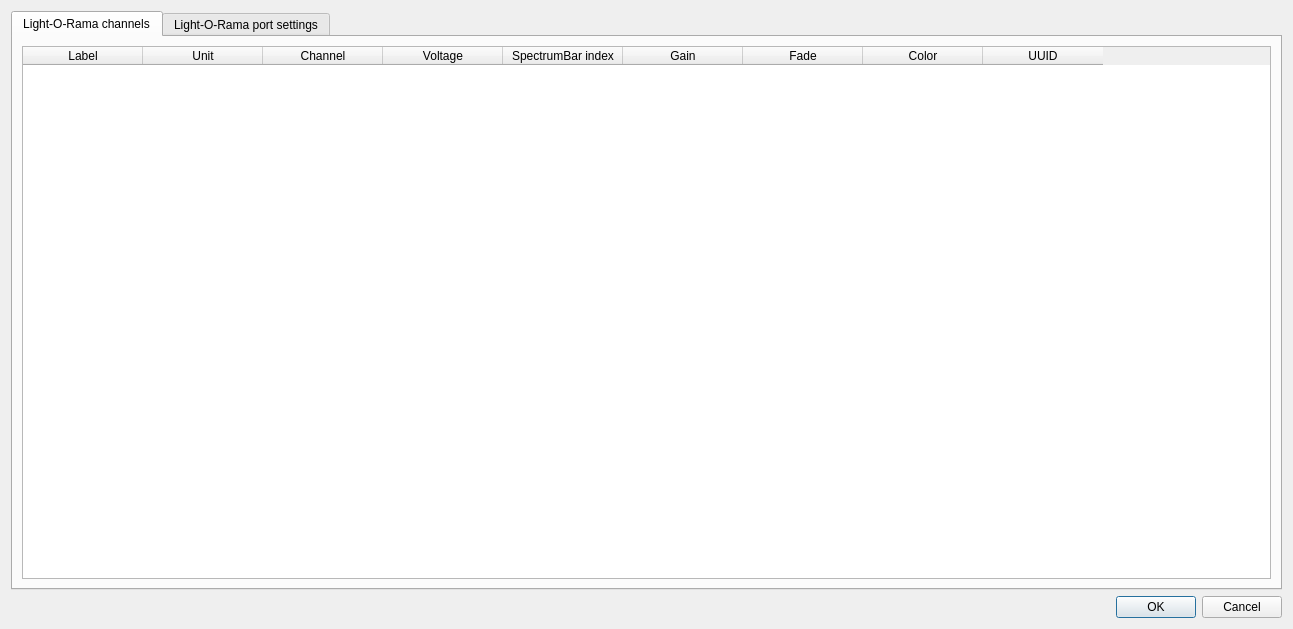
First picture: the form in app/channelconfigurator.ui, repository ikukishev/rama-light-generator, before the edit.
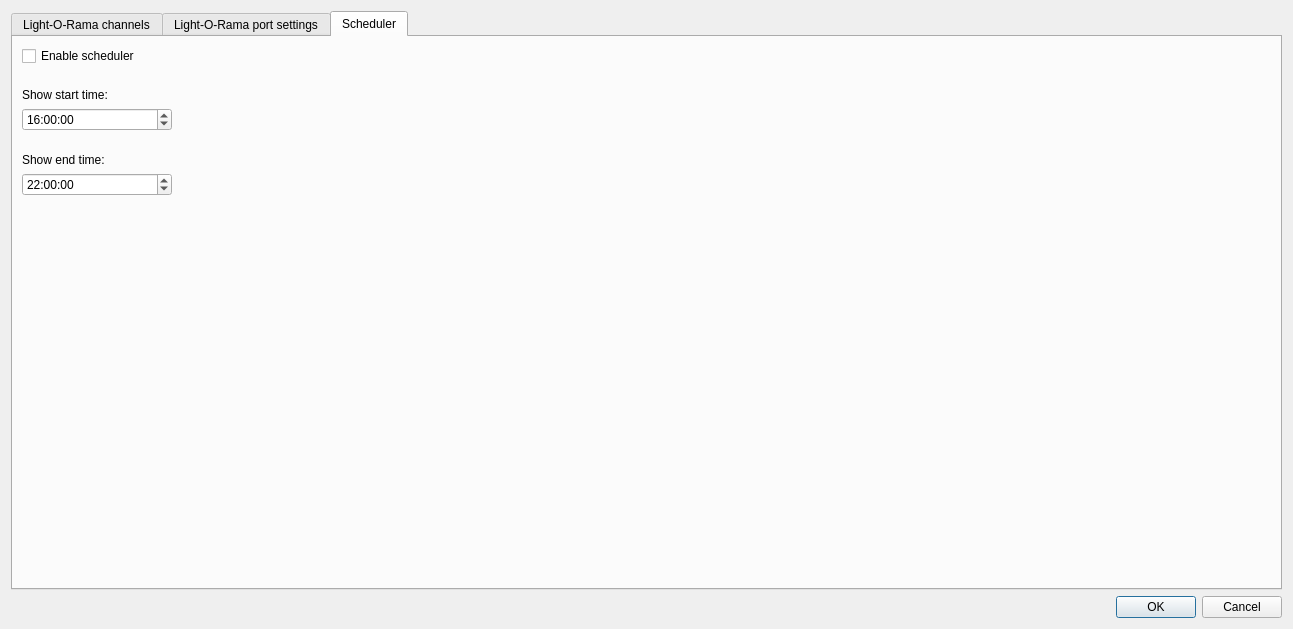
Second picture: the form after the edit.

Commit message: Added show scheduler

```diff
--- a/app/channelconfigurator.ui
+++ b/app/channelconfigurator.ui
@@ -17,7 +17,7 @@
    <item>
     <widget class="QTabWidget" name="tabWidget">
      <property name="currentIndex">
-      <number>0</number>
+      <number>2</number>
      </property>
      <widget class="QWidget" name="tab">
       <attribute name="title">
@@ -145,6 +145,95 @@
        </item>
       </layout>
      </widget>
+     <widget class="QWidget" name="tab_3">
+      <attribute name="title">
+       <string>Scheduler</string>
+      </attribute>
+      <layout class="QVBoxLayout" name="verticalLayout_2">
+       <item>
+        <widget class="QCheckBox" name="schedulerEnabled">
+         <property name="text">
+          <string>Enable scheduler</string>
+         </property>
+        </widget>
+       </item>
+       <item>
+        <widget class="QLabel" name="label_3">
+         <property name="maximumSize">
+          <size>
+           <width>16777215</width>
+           <height>30</height>
+          </size>
+         </property>
+         <property name="text">
+          <string>Show start time:</string>
+         </property>
+         <property name="alignment">
+          <set>Qt::AlignBottom|Qt::AlignLeading|Qt::AlignLeft</set>
+         </property>
+        </widget>
+       </item>
+       <item>
+        <widget class="QTimeEdit" name="schedulerStartTime">
+         <property name="maximumSize">
+          <size>
+           <width>150</width>
+           <height>16777215</height>
+          </size>
+         </property>
+         <property name="displayFormat">
+          <string>HH:mm:ss</string>
+         </property>
+         <property name="time">
+          <time>
+           <hour>16</hour>
+           <minute>0</minute>
+           <second>0</second>
+          </time>
+         </property>
+        </widget>
+       </item>
+       <item>
+        <widget class="QLabel" name="label_4">
+         <property name="maximumSize">
+          <size>
+           <width>16777215</width>
+           <height>30</height>
+          </size>
+         </property>
+         <property name="text">
+          <string>Show end time:</string>
+         </property>
+         <property name="alignment">
+          <set>Qt::AlignBottom|Qt::AlignLeading|Qt::AlignLeft</set>
+         </property>
+        </widget>
+       </item>
+       <item>
+        <widget class="QTimeEdit" name="schedulerEndTime">
+         <property name="maximumSize">
+          <size>
+           <width>150</width>
+           <height>16777215</height>
+          </size>
+         </property>
+         <property name="displayFormat">
+          <string>HH:mm:ss</string>
+         </property>
+         <property name="time">
+          <time>
+           <hour>22</hour>
+           <minute>0</minute>
+           <second>0</second>
+          </time>
+         </property>
+        </widget>
+       </item>
+       <item>
+        <widget class="QWidget" name="widget_2" native="true"/>
+       </item>
+      </layout>
+     </widget>
     </widget>
    </item>
    <item>
```
The commit also changes 6 other files.
